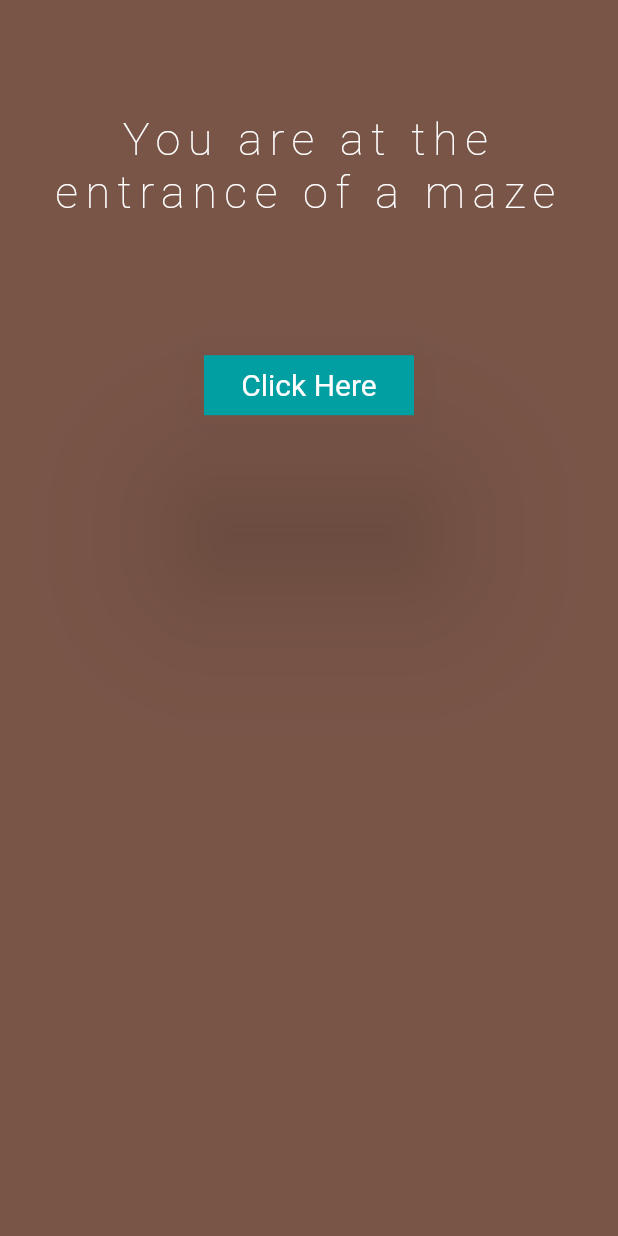
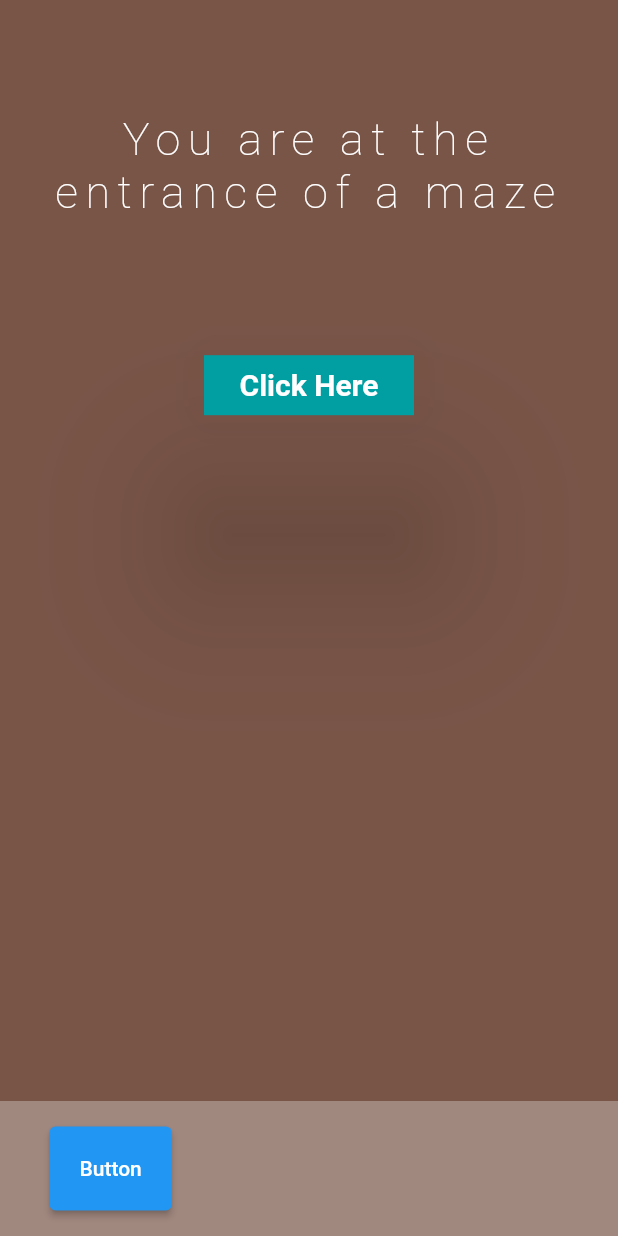
Before and after one commit to RhysRoo/UniFlutterProject, a Flutter app: the screen it shows after launch, on a phone screen of 412 x 824 dp. Run offline on Flutter 3.47's test engine with Material 2 defaults, Android fonts, the phone set to English and light mode, and no system bars.

Commit message:
start_of_app_bar

```diff
--- a/lib/main.dart
+++ b/lib/main.dart
@@ -109,7 +109,7 @@ class MyFlutterState extends State<MyFlutterApp> {
                     "Click Here",
                     style: TextStyle(
                       fontSize: 20,
-                      fontWeight: FontWeight.w400,
+                      fontWeight: FontWeight.w600,
                       fontStyle: FontStyle.normal,
                     ),
                   ),
@@ -130,6 +130,32 @@ class MyFlutterState extends State<MyFlutterApp> {
                   ),
                 ),
               ),
+              Align(
+                alignment: const Alignment(0.0, 1.0),
+                child: Container(
+                  width: 430,
+                  height: 90,
+                  decoration: BoxDecoration(
+                    color: Colors.brown[300],
+                    borderRadius: const BorderRadius.horizontal(),
+                  ),
+                  child: Stack(
+                    children: [
+                      Align(
+                        alignment: const Alignment(-0.8, 0.0),
+                        child: ElevatedButton(
+                          onPressed: () {},
+                          style: ElevatedButton.styleFrom(
+                            padding: const EdgeInsets.symmetric(
+                                vertical: 20, horizontal: 20),
+                          ),
+                          child: const Text("Button"),
+                        ),
+                      )
+                    ],
+                  ),
+                ),
+              )
             ],
           ),
         ),
```
Also changed, not shown: 20 other files.
